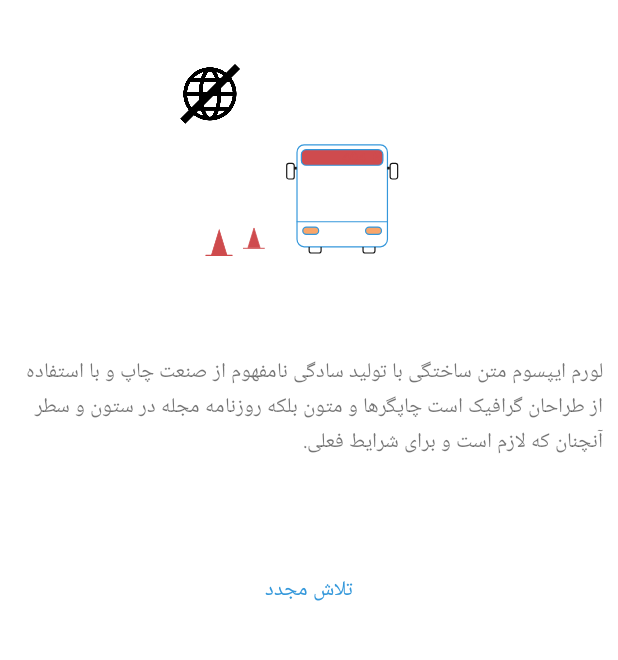
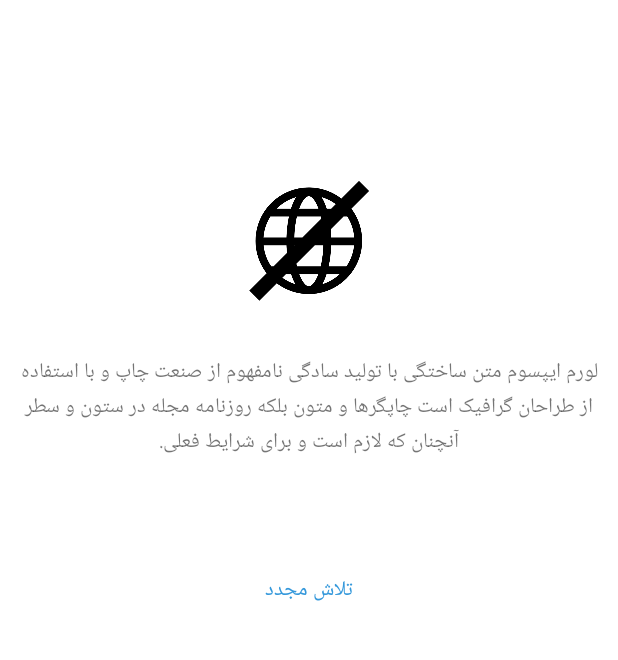
Before and after one commit to hadibtf/Safar724App, an Android app: the layout activity_connection_error_activty.xml on its own in the app's theme, with its tools: preview values and no code run, on a phone screen of 412 x 824 dp, the part 377-1037 px from its top. Run offline under Robolectric (Android 15) with nearby library versions, the phone set to English and light mode, and no system bars.

```diff
--- a/app/src/main/res/layout/activity_connection_error_activty.xml
+++ b/app/src/main/res/layout/activity_connection_error_activty.xml
@@ -31,39 +31,20 @@
             android:background="@color/whiteFilterLite" />
     </RelativeLayout>
 
-    <RelativeLayout
-        android:id="@+id/linearLayout2"
-        android:layout_width="wrap_content"
-        android:layout_height="180dp"
-        android:gravity="top|right"
-        android:onClick="test"
+    <ImageView
+        android:layout_width="96dp"
+        android:layout_height="96dp"
+        android:src="@drawable/no_internet"
         app:layout_constraintBottom_toBottomOf="parent"
-        app:layout_constraintHorizontal_bias="0.5"
-        app:layout_constraintLeft_toLeftOf="parent"
-        app:layout_constraintRight_toRightOf="parent"
-        app:layout_constraintTop_toTopOf="parent"
-        app:layout_constraintVertical_bias="0.45">
-
-        <com.airbnb.lottie.LottieAnimationView
-            android:layout_width="180dp"
-            android:layout_height="match_parent"
-            android:visibility="visible"
-            app:lottie_autoPlay="true"
-            app:lottie_fileName="lottie_anim/bus_anim.json"
-            app:lottie_loop="true" />
-
-        <ImageView
-
-            android:layout_width="48dp"
-            android:layout_height="48dp"
-            android:src="@drawable/no_internet" />
-    </RelativeLayout>
+        app:layout_constraintEnd_toEndOf="parent"
+        app:layout_constraintStart_toStartOf="parent"
+        app:layout_constraintTop_toTopOf="parent" />
 
     <TextView
         android:id="@+id/error_message"
         android:layout_width="match_parent"
         android:layout_height="wrap_content"
-        android:gravity="center|right"
+        android:gravity="center"
         android:paddingLeft="10dp"
         android:paddingRight="10dp"
         android:paddingBottom="4dp"
@@ -74,7 +55,6 @@
         app:layout_constraintStart_toStartOf="parent"
         app:layout_constraintTop_toTopOf="parent"
         app:layout_constraintVertical_bias="0.65" />
-
 
     <TextView
         android:id="@+id/retry"
```
Also changed, not shown: app/src/main/AndroidManifest.xml (+5 -5 lines), app/src/main/java/com/safar724test/app/activities/ConnectionErrorActivity.java (+0 -11 lines), app/src/main/java/com/safar724test/app/activities/WebViewActivity.java (+23 -60 lines).
